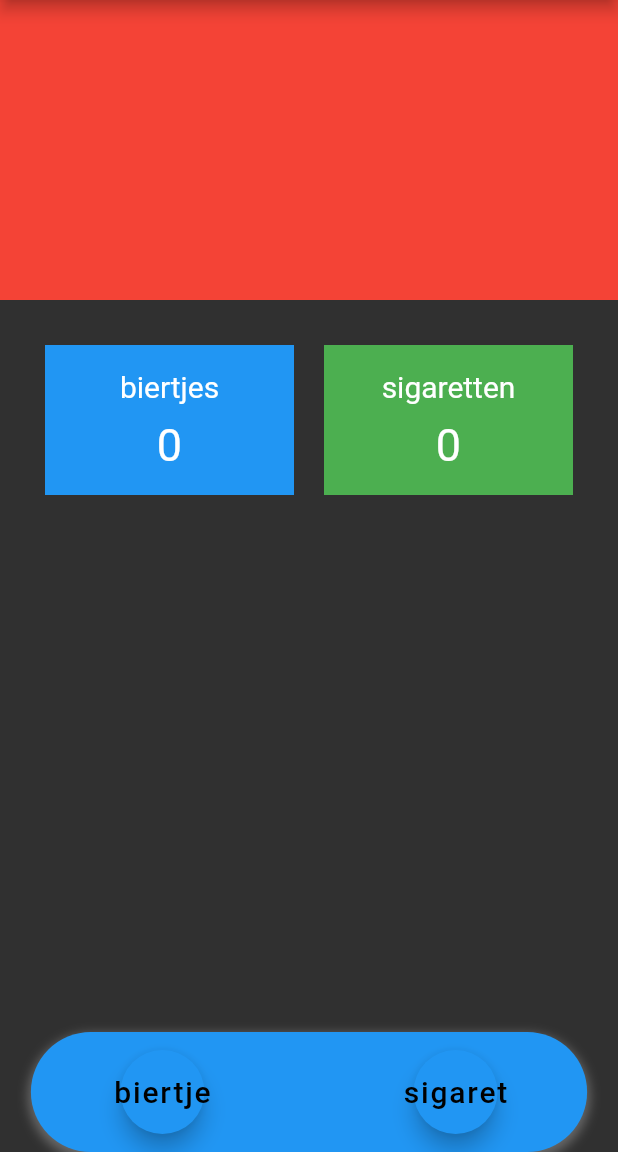
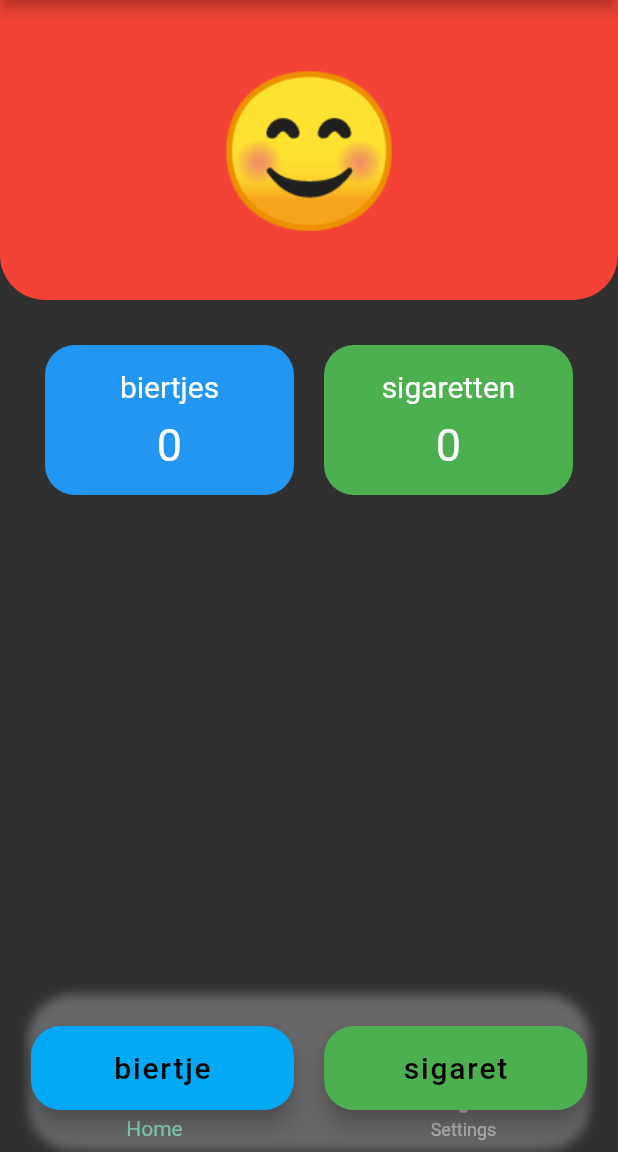
Before and after one commit to ThijsStok/1135691_1094272_iiatimd_app-, a Flutter app: the screen it shows after launch, on a phone screen of 412 x 824 dp, the part 84-1236 px from its top. Run offline on Flutter 3.47's test engine with Material 2 defaults, Android fonts, the phone set to English and light mode, and no system bars.

```diff
--- a/lib/main.dart
+++ b/lib/main.dart
@@ -101,7 +101,19 @@ class _MyHomePageState extends State<MyHomePage> {
           Container(
             width: double.infinity,
             height: 200,
-            color: Colors.red,
+            decoration: BoxDecoration(
+              color: Colors.red,
+              borderRadius: BorderRadius.only(
+                bottomLeft: Radius.circular(30),
+                bottomRight: Radius.circular(30),
+              ),
+            ),
+            child: Center(
+              child: Text(
+                '😊',
+                style: TextStyle(fontSize: 100),
+              ),
+            ),
           ),
           SizedBox(height: 20),
           Padding(
@@ -113,7 +125,10 @@ class _MyHomePageState extends State<MyHomePage> {
                     padding: EdgeInsets.all(10),
                     child: Container(
                       height: 100,
-                      color: Colors.blue,
+                      decoration: BoxDecoration(
+                        color: Colors.blue,
+                        borderRadius: BorderRadius.circular(20),
+                      ),
                       child: Column(
                         mainAxisAlignment: MainAxisAlignment.center,
                         children: <Widget>[
@@ -138,7 +153,10 @@ class _MyHomePageState extends State<MyHomePage> {
                     padding: EdgeInsets.all(10),
                     child: Container(
                       height: 100,
-                      color: Colors.green,
+                      decoration: BoxDecoration(
+                        color: Colors.green,
+                        borderRadius: BorderRadius.circular(20),
+                      ),
                       child: Column(
                         mainAxisAlignment: MainAxisAlignment.center,
                         children: <Widget>[
@@ -165,10 +183,10 @@ class _MyHomePageState extends State<MyHomePage> {
       ),
       floatingActionButton: Container(
         width: MediaQuery.of(context).size.width * 0.9,
-        height: 80,
+        height: 100,
         decoration: BoxDecoration(
-          color: Colors.blue,
-          borderRadius: BorderRadius.circular(50),
+          color: Colors.transparent,
+          borderRadius: BorderRadius.circular(30),
           boxShadow: [
             BoxShadow(
               color: Colors.grey.withOpacity(0.5),
@@ -191,7 +209,10 @@ class _MyHomePageState extends State<MyHomePage> {
                   'biertje',
                   style: TextStyle(fontSize: 20),
                 ),
-                backgroundColor: Colors.blue,
+                backgroundColor: Colors.lightBlue,
+                shape: RoundedRectangleBorder(
+                  borderRadius: BorderRadius.circular(20),
+                ),
               ),
             ),
             SizedBox(width: 20),
@@ -205,13 +226,28 @@ class _MyHomePageState extends State<MyHomePage> {
                   'sigaret',
                   style: TextStyle(fontSize: 20),
                 ),
-                backgroundColor: Colors.blue,
+                backgroundColor: Colors.green,
+                shape: RoundedRectangleBorder(
+                  borderRadius: BorderRadius.circular(20),
+                ),
               ),
             ),
           ],
         ),
       ),
       floatingActionButtonLocation: FloatingActionButtonLocation.centerDocked,
+      bottomNavigationBar: BottomNavigationBar(
+        items: [
+          BottomNavigationBarItem(
+            icon: Icon(Icons.home),
+            label: 'Home',
+          ),
+          BottomNavigationBarItem(
+            icon: Icon(Icons.settings),
+            label: 'Settings',
+          ),
+        ],
+      ),
     );
   }
 }
```
